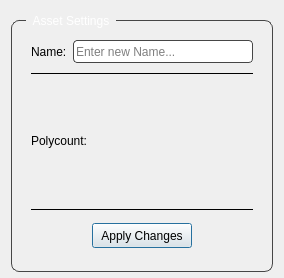
Qt form YFX_Lookdev_Tool/dev/UI/asset_options_UI.ui (kaanyilmaz99/YFX_Lookdev_Tool) before a commit.
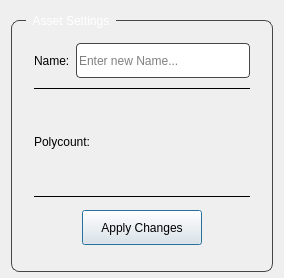
The same form after that commit.

Patch:
```diff
--- a/YFX_Lookdev_Tool/dev/UI/asset_options_UI.ui
+++ b/YFX_Lookdev_Tool/dev/UI/asset_options_UI.ui
@@ -74,6 +74,18 @@
       <string>Asset Settings</string>
      </property>
      <layout class="QVBoxLayout" name="verticalLayout_2">
+      <property name="leftMargin">
+       <number>12</number>
+      </property>
+      <property name="topMargin">
+       <number>12</number>
+      </property>
+      <property name="rightMargin">
+       <number>12</number>
+      </property>
+      <property name="bottomMargin">
+       <number>12</number>
+      </property>
       <item>
        <layout class="QVBoxLayout" name="verticalLayout" stretch="0,0,0,0,0,0">
         <property name="spacing">
@@ -101,6 +113,11 @@
           </property>
           <item>
            <widget class="QLabel" name="label_name">
+            <property name="font">
+             <font>
+              <pointsize>9</pointsize>
+             </font>
+            </property>
             <property name="text">
              <string>Name:</string>
             </property>
@@ -111,7 +128,7 @@
             <property name="minimumSize">
              <size>
               <width>0</width>
-              <height>23</height>
+              <height>35</height>
              </size>
             </property>
             <property name="styleSheet">
@@ -168,6 +185,11 @@
               <height>16777215</height>
              </size>
             </property>
+            <property name="font">
+             <font>
+              <pointsize>9</pointsize>
+             </font>
+            </property>
             <property name="text">
              <string>Polycount:</string>
             </property>
@@ -175,6 +197,11 @@
           </item>
           <item>
            <widget class="QLabel" name="label_polycount">
+            <property name="font">
+             <font>
+              <pointsize>9</pointsize>
+             </font>
+            </property>
             <property name="text">
              <string/>
             </property>
@@ -238,14 +265,14 @@
             </property>
             <property name="minimumSize">
              <size>
-              <width>100</width>
-              <height>25</height>
+              <width>120</width>
+              <height>35</height>
              </size>
             </property>
             <property name="maximumSize">
              <size>
-              <width>100</width>
-              <height>25</height>
+              <width>120</width>
+              <height>35</height>
              </size>
             </property>
             <property name="text">
```
